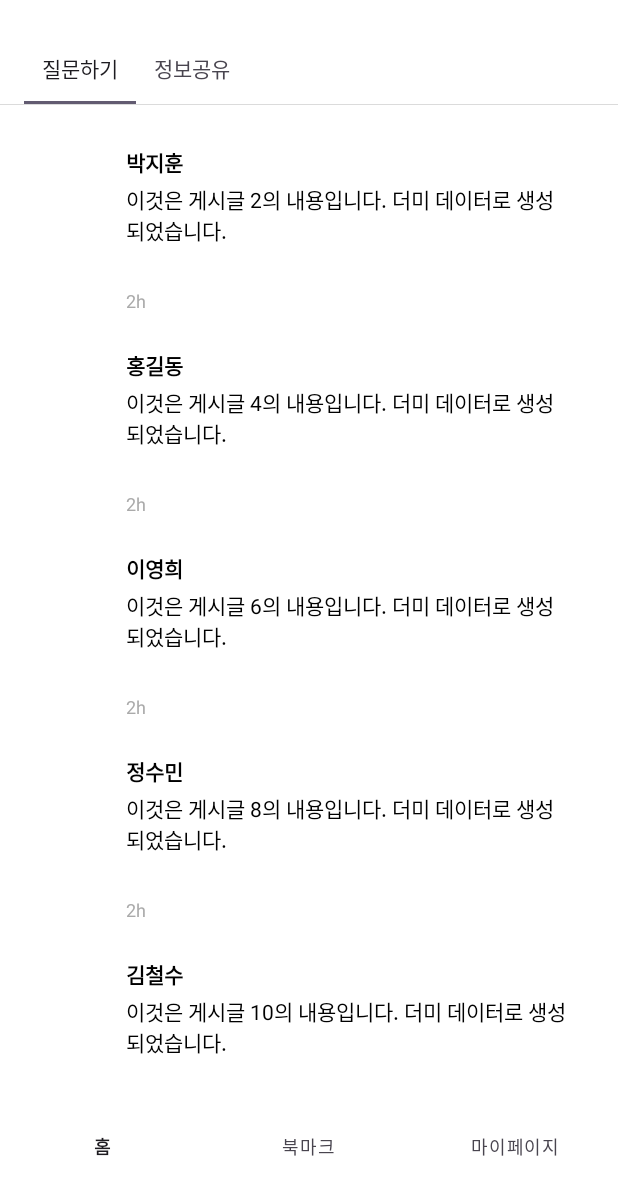
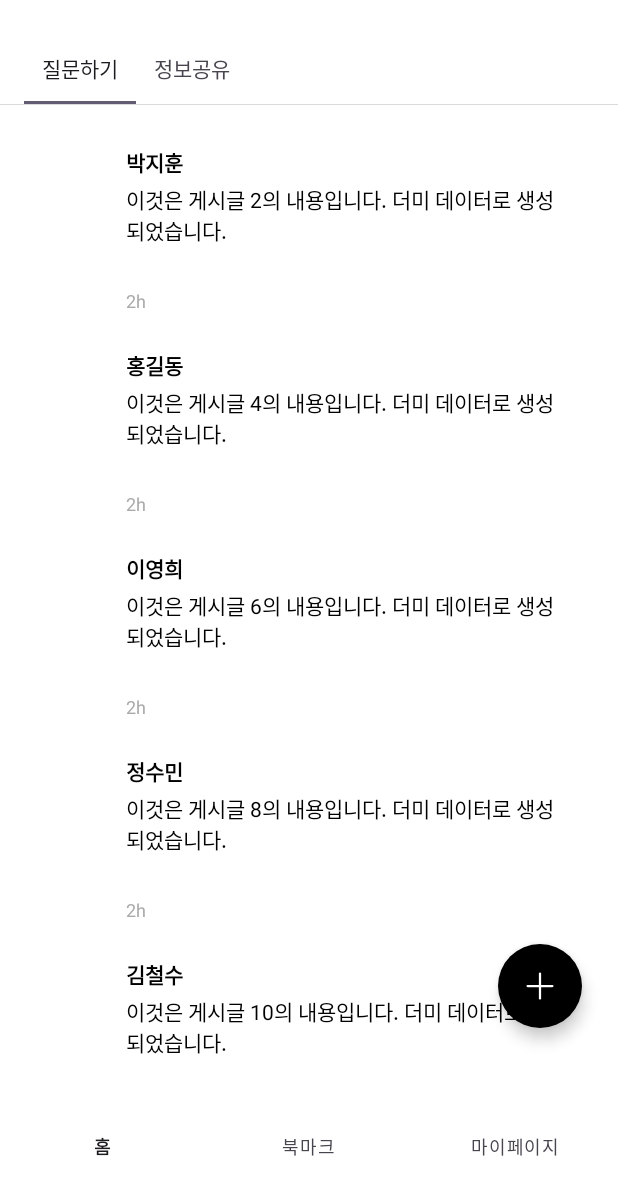
Before and after one commit to WhaTheLook/WhaTheLook-AOS, an Android app: the HomeFragment screen opened directly, with no data from a screen before it, on a phone screen of 412 x 824 dp, the part 58-1236 px from its top. Run offline under Robolectric (Android 15) with nearby library versions, the phone set to English and light mode, and no system bars; our stand-ins replace Dagger/Hilt's generated code, navigation-ui.

Commit message:
feat: 게시글 작성 페이지 추가

```diff
--- a/app/src/main/java/com/stopstone/whathelook/ui/view/home/HomeFragment.kt
+++ b/app/src/main/java/com/stopstone/whathelook/ui/view/home/HomeFragment.kt
@@ -5,6 +5,7 @@ import android.view.LayoutInflater
 import android.view.View
 import android.view.ViewGroup
 import androidx.fragment.app.Fragment
+import androidx.navigation.fragment.findNavController
 import com.google.android.material.tabs.TabLayout
 import com.stopstone.whathelook.R
 import com.stopstone.whathelook.databinding.FragmentHomeBinding
@@ -33,6 +34,11 @@ class HomeFragment : Fragment() {
         super.onViewCreated(view, savedInstanceState)
         setFragment(questionFragment) // 초기 화면 설정
         setTabLayout()
+
+        binding.btnAddPost.setOnClickListener {
+            val action = HomeFragmentDirections.actionHomeToPost()
+            findNavController().navigate(action)
+        }
     }
 
     override fun onDestroyView() {
--- /dev/null
+++ b/app/src/main/res/drawable/background_black.xml
@@ -0,0 +1,6 @@
+<?xml version="1.0" encoding="utf-8"?>
+<shape xmlns:android="http://schemas.android.com/apk/res/android"
+    android:shape="rectangle">
+    <corners android:radius="6dp" />
+    <solid android:color="@color/black" />
+</shape>
--- /dev/null
+++ b/app/src/main/res/drawable/background_gray_400.xml
@@ -0,0 +1,6 @@
+<?xml version="1.0" encoding="utf-8"?>
+<shape xmlns:android="http://schemas.android.com/apk/res/android"
+    android:shape="rectangle">
+    <corners android:radius="6dp" />
+    <solid android:color="@color/gray_400" />
+</shape>
--- /dev/null
+++ b/app/src/main/res/drawable/ic_add.xml
@@ -0,0 +1,9 @@
+<vector xmlns:android="http://schemas.android.com/apk/res/android"
+    android:width="36dp"
+    android:height="36dp"
+    android:viewportWidth="960"
+    android:viewportHeight="960">
+  <path
+      android:fillColor="#FFFFFF"
+      android:pathData="M460,500L260,500q-8.5,0 -14.25,-5.76 -5.75,-5.76 -5.75,-14.27t5.75,-14.24Q251.5,460 260,460h200v-200q0,-8.5 5.76,-14.25 5.76,-5.75 14.27,-5.75t14.24,5.75Q500,251.5 500,260v200h200q8.5,0 14.25,5.76 5.75,5.76 5.75,14.27t-5.75,14.24Q708.5,500 700,500L500,500v200q0,8.5 -5.76,14.25 -5.76,5.75 -14.27,5.75t-14.24,-5.75Q460,708.5 460,700v-200Z"/>
+</vector>
--- /dev/null
+++ b/app/src/main/res/drawable/selector_background_button.xml
@@ -0,0 +1,5 @@
+<?xml version="1.0" encoding="utf-8"?>
+<selector xmlns:android="http://schemas.android.com/apk/res/android">
+    <item android:drawable="@drawable/background_gray_400" android:state_enabled="false" />
+    <item android:drawable="@drawable/background_black" android:state_enabled="true" />
+</selector>
--- a/app/src/main/res/layout/fragment_home.xml
+++ b/app/src/main/res/layout/fragment_home.xml
@@ -96,9 +96,27 @@
         android:id="@+id/container_main"
         android:layout_width="match_parent"
         android:layout_height="0dp"
+        app:layout_constraintStart_toStartOf="parent"
+        app:layout_constraintEnd_toEndOf="parent"
         app:layout_constraintBottom_toBottomOf="parent"
         app:layout_constraintTop_toBottomOf="@id/tab_layout"
         app:layout_constraintVertical_bias="0.0"
         tools:layout_editor_absoluteX="0dp" />
 
+    <com.google.android.material.floatingactionbutton.FloatingActionButton
+        android:id="@+id/btn_add_post"
+        android:layout_width="wrap_content"
+        android:layout_height="wrap_content"
+        android:layout_marginBottom="100dp"
+        android:layout_marginEnd="24dp"
+        android:src="@drawable/ic_add"
+        app:backgroundTint="@color/black"
+        app:fabSize="normal"
+        app:layout_constraintEnd_toEndOf="parent"
+        app:layout_constraintBottom_toBottomOf="parent"
+        app:maxImageSize="36dp"
+        app:pressedTranslationZ="12dp"
+        app:shapeAppearanceOverlay="@style/ShapeAppearanceOverlay.FAB"
+        app:tint="@color/white" />
+
 </androidx.constraintlayout.widget.ConstraintLayout>
--- a/app/src/main/res/navigation/nav_graph.xml
+++ b/app/src/main/res/navigation/nav_graph.xml
@@ -8,7 +8,11 @@
         android:id="@+id/navigation_home"
         android:name="com.stopstone.whathelook.ui.view.home.HomeFragment"
         android:label="HomeFragment"
-        tools:layout="@layout/fragment_home" />
+        tools:layout="@layout/fragment_home" >
+        <action
+            android:id="@+id/action_home_to_post"
+            app:destination="@id/navigation_post" />
+    </fragment>
     <fragment
         android:id="@+id/navigation_bookmark"
         android:name="com.stopstone.whathelook.ui.view.bookmark.BookmarkFragment"
@@ -20,4 +24,10 @@
         android:name="com.stopstone.whathelook.ui.view.mypage.MypageFragment"
         android:label="MypageFragment"
         tools:layout="@layout/fragment_mypage" />
+
+    <activity
+        android:id="@+id/navigation_post"
+        android:name="com.stopstone.whathelook.ui.view.post.PostActivity"
+        android:label="PostActivity"
+        tools:layout="@layout/activity_post" />
 </navigation>
```
Also changed, not shown: app/src/main/AndroidManifest.xml (+6 -3 lines), app/src/main/java/com/stopstone/whathelook/ui/view/post/PostActivity.kt (added, +14 -0 lines), app/src/main/res/drawable/background_post.xml (added, +8 -0 lines), app/src/main/res/drawable/ic_arrow_back.xml (added, +9 -0 lines), app/src/main/res/drawable/ic_photo.xml (added, +9 -0 lines), app/src/main/res/layout/activity_post.xml (added, +143 -0 lines), app/src/main/res/values/colors.xml (+9 -0 lines), app/src/main/res/values/styles.xml (+23 -0 lines).
